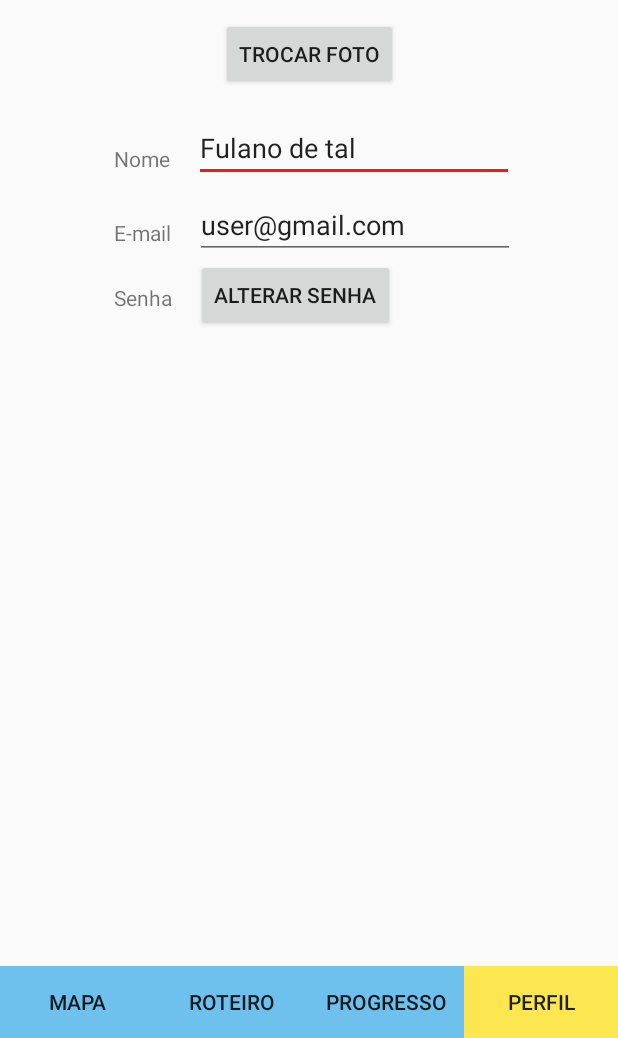
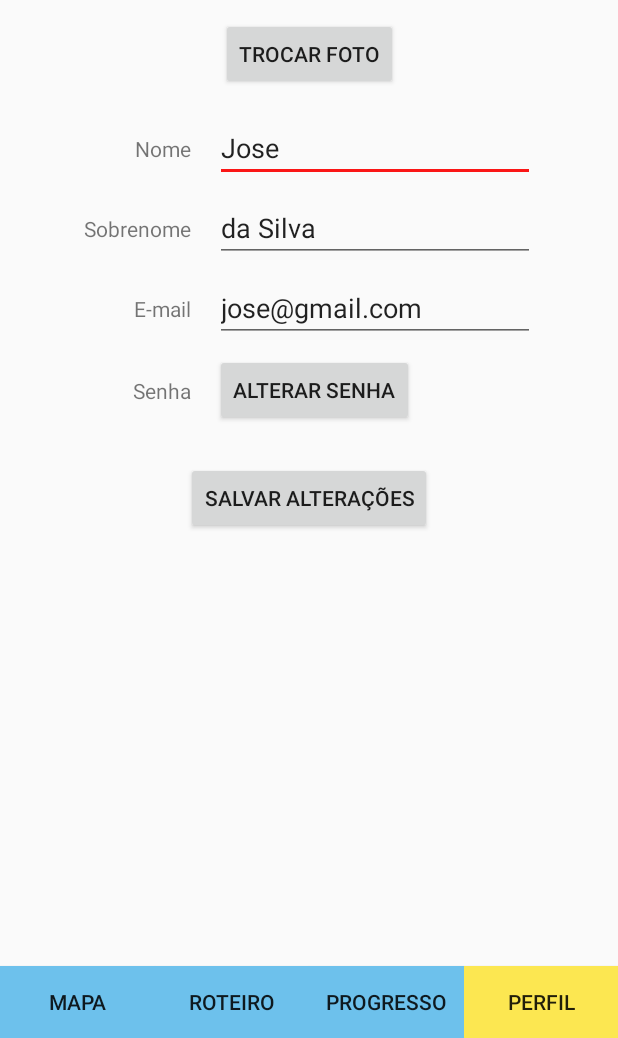
Before and after one commit to guidapp/mobile, an Android app: the UsuarioPerfil screen opened directly, with no data from a screen before it, on a phone screen of 412 x 824 dp, the part 198-1236 px from its top. Run offline under Robolectric (Android 15) with nearby library versions, the phone set to English and light mode, and no system bars.

Commit message:
Salvando e alterando usuario no SQLite

```diff
--- a/app/src/main/java/com/example/guidapp/DescricaoEvento.java
+++ b/app/src/main/java/com/example/guidapp/DescricaoEvento.java
@@ -31,7 +31,7 @@ public class DescricaoEvento extends AppCompatActivity {
         tvNome = findViewById(R.id.tvNome);
         tvAvaliacao = findViewById(R.id.tvAvaliacao);
         tvLocal = findViewById(R.id.tvLocal);
-        tvDataHora = findViewById(R.id.tvDataHora);
+        tvDataHora = findViewById(R.id.tvEmail);
         tvDescricao = findViewById(R.id.tvDescricao);
         btActionRoteiro = findViewById(R.id.btActionRoteiro);
 
--- a/app/src/main/java/com/example/guidapp/LoginUsuario.java
+++ b/app/src/main/java/com/example/guidapp/LoginUsuario.java
@@ -9,6 +9,7 @@ import android.widget.EditText;
 import android.widget.Toast;
 
 import com.example.guidapp.controllers.EventoController;
+import com.example.guidapp.controllers.UsuarioController;
 
 public class LoginUsuario extends AppCompatActivity {
 
@@ -24,6 +25,9 @@ public class LoginUsuario extends AppCompatActivity {
 
         EventoController.getInstance().repopularBanco(this);
         EventoController.getInstance().carregarDadosDoBanco(this);
+
+        UsuarioController.getInstance().repopularBanco(this);
+        UsuarioController.getInstance().carregarUsuarioDoBanco(this);
     }
 
     public void login(View v) {
--- a/app/src/main/java/com/example/guidapp/UsuarioPerfil.java
+++ b/app/src/main/java/com/example/guidapp/UsuarioPerfil.java
@@ -5,13 +5,37 @@ import androidx.appcompat.app.AppCompatActivity;
 import android.content.Intent;
 import android.os.Bundle;
 import android.view.View;
+import android.widget.Button;
+import android.widget.EditText;
+import android.widget.Toast;
+
+import com.example.guidapp.controllers.UsuarioController;
+import com.example.guidapp.model.Usuario;
 
 public class UsuarioPerfil extends AppCompatActivity {
+
+    private EditText etNome;
+    private EditText etSobrenome;
+    private EditText etEmail;
+    private Button btSalvar;
+
+    private Usuario usuarioLogado;
 
     @Override
     protected void onCreate(Bundle savedInstanceState) {
         super.onCreate(savedInstanceState);
         setContentView(R.layout.activity_usuario_perfil);
+
+        usuarioLogado = UsuarioController.getInstance().getUsuarioLogado();
+
+        etNome = findViewById(R.id.etNome);
+        etSobrenome = findViewById(R.id.etSobrenome);
+        etEmail = findViewById(R.id.etEmail);
+        btSalvar = findViewById(R.id.btSalvar);
+
+        etNome.setText(usuarioLogado.getNome());
+        etSobrenome.setText(usuarioLogado.getSobrenome());
+        etEmail.setText(usuarioLogado.getEmail());
     }
 
     public void alterarSenha (View v) {
@@ -36,4 +60,16 @@ public class UsuarioPerfil extends AppCompatActivity {
         intent.setFlags(Intent.FLAG_ACTIVITY_REORDER_TO_FRONT);
         startActivity(intent);
     }
+
+    public void atualizarUsuario (View v) {
+        String nome = etNome.getText().toString();
+        String sobrenome = etSobrenome.getText().toString();
+        String email = etEmail.getText().toString();
+
+        UsuarioController.getInstance().atualizarDados(this, nome, sobrenome, email);
+
+        // RECARREGAR A ACTIVITY ATUAL
+        finish();
+        startActivity(getIntent());
+    }
 }
--- /dev/null
+++ b/app/src/main/java/com/example/guidapp/exceptions/ConfirmacaoDeSenhaInvalidaException.java
@@ -0,0 +1,4 @@
+package com.example.guidapp.exceptions;
+
+public class ConfirmacaoDeSenhaInvalidaException extends Exception {
+}
--- /dev/null
+++ b/app/src/main/java/com/example/guidapp/exceptions/SenhaInvalidaException.java
@@ -0,0 +1,4 @@
+package com.example.guidapp.exceptions;
+
+public class SenhaInvalidaException extends Exception {
+}
--- /dev/null
+++ b/app/src/main/java/com/example/guidapp/exceptions/SenhaTamanhoInvalidoException.java
@@ -0,0 +1,4 @@
+package com.example.guidapp.exceptions;
+
+public class SenhaTamanhoInvalidoException extends Exception {
+}
--- a/app/src/main/res/layout/activity_usuario_perfil.xml
+++ b/app/src/main/res/layout/activity_usuario_perfil.xml
@@ -6,66 +6,7 @@
     android:layout_height="match_parent"
     tools:context=".UsuarioPerfil">
 
-    <EditText
-        android:id="@+id/etNomePerfil"
-        android:layout_width="wrap_content"
-        android:layout_height="wrap_content"
-        android:layout_marginStart="16dp"
-        android:layout_marginLeft="16dp"
-        android:layout_marginTop="16dp"
-        android:ems="10"
-        android:inputType="textPersonName"
-        android:text="Fulano de tal"
-        app:layout_constraintStart_toEndOf="@+id/textView"
-        app:layout_constraintTop_toBottomOf="@+id/btTrocarFoto" />
 
-    <EditText
-        android:id="@+id/etEmailPerfil"
-        android:layout_width="wrap_content"
-        android:layout_height="wrap_content"
-        android:layout_marginStart="16dp"
-        android:layout_marginLeft="16dp"
-        android:layout_marginTop="6dp"
-        android:ems="10"
-        android:inputType="textPersonName"
-        android:text="user@gmail.com"
-        app:layout_constraintStart_toEndOf="@+id/tvDataHora"
-        app:layout_constraintTop_toBottomOf="@+id/etNomePerfil" />
-
-    <TextView
-        android:id="@+id/tvDataHora"
-        android:layout_width="wrap_content"
-        android:layout_height="wrap_content"
-        android:layout_marginStart="76dp"
-        android:layout_marginLeft="76dp"
-        android:layout_marginTop="30dp"
-        android:text="E-mail"
-        app:layout_constraintStart_toStartOf="parent"
-        app:layout_constraintTop_toBottomOf="@+id/textView" />
-
-    <TextView
-        android:id="@+id/textView6"
-        android:layout_width="wrap_content"
-        android:layout_height="wrap_content"
-        android:layout_marginStart="76dp"
-        android:layout_marginLeft="76dp"
-        android:layout_marginTop="24dp"
-        android:text="Senha"
-        app:layout_constraintStart_toStartOf="parent"
-        app:layout_constraintTop_toBottomOf="@+id/tvDataHora" />
-
-    <TextView
-        android:id="@+id/textView"
-        android:layout_width="wrap_content"
-        android:layout_height="wrap_content"
-        android:layout_marginStart="76dp"
-        android:layout_marginLeft="76dp"
-        android:layout_marginTop="228dp"
-        android:layout_marginBottom="30dp"
-        android:text="Nome"
-        app:layout_constraintBottom_toTopOf="@+id/tvDataHora"
-        app:layout_constraintStart_toStartOf="parent"
-        app:layout_constraintTop_toTopOf="parent" />
 
     <ImageView
         android:id="@+id/ivFotoPerfil"
@@ -77,17 +18,6 @@
         app:layout_constraintStart_toStartOf="parent"
         app:layout_constraintTop_toTopOf="parent"
         app:srcCompat="@mipmap/ic_launcher_round" />
-
-    <Button
-        android:id="@+id/btAlterarSenha"
-        android:layout_width="wrap_content"
-        android:layout_height="wrap_content"
-        android:layout_marginStart="16dp"
-        android:layout_marginLeft="16dp"
-        android:onClick="alterarSenha"
-        android:text="Alterar senha"
-        app:layout_constraintStart_toEndOf="@+id/textView6"
-        app:layout_constraintTop_toBottomOf="@+id/etEmailPerfil" />
 
     <Button
         android:id="@+id/btTrocarFoto"
@@ -142,4 +72,112 @@
         app:layout_constraintEnd_toEndOf="parent"
         app:layout_constraintStart_toEndOf="@id/btNavProgresso" />
 
+    <Button
+        android:id="@+id/btSalvar"
+        android:layout_width="wrap_content"
+        android:layout_height="wrap_content"
+        android:layout_marginTop="24dp"
+        android:onClick="atualizarUsuario"
+        android:text="Salvar alterações"
+        app:layout_constraintEnd_toEndOf="parent"
+        app:layout_constraintStart_toStartOf="parent"
+        app:layout_constraintTop_toBottomOf="@+id/constraintLayout" />
+
+    <androidx.constraintlayout.widget.ConstraintLayout
+        android:id="@+id/constraintLayout"
+        android:layout_width="wrap_content"
+        android:layout_height="wrap_content"
+        android:layout_marginTop="16dp"
+        app:layout_constraintEnd_toEndOf="parent"
+        app:layout_constraintStart_toStartOf="parent"
+        app:layout_constraintTop_toBottomOf="@+id/btTrocarFoto">
+
+        <EditText
+            android:id="@+id/etNome"
+            android:layout_width="wrap_content"
+            android:layout_height="wrap_content"
+            android:ems="10"
+            android:hint="Nome"
+            android:inputType="textPersonName"
+            app:layout_constraintEnd_toEndOf="parent"
+            app:layout_constraintTop_toTopOf="parent" />
+
+        <EditText
+            android:id="@+id/etEmail"
+            android:layout_width="wrap_content"
+            android:layout_height="wrap_content"
+            android:layout_marginTop="8dp"
+            android:ems="10"
+            android:hint="E-mail"
+            android:inputType="textPersonName"
+            app:layout_constraintStart_toStartOf="@+id/etNome"
+            app:layout_constraintTop_toBottomOf="@+id/etSobrenome" />
+
+        <EditText
+            android:id="@+id/etSobrenome"
+            android:layout_width="wrap_content"
+            android:layout_height="wrap_content"
+            android:layout_marginTop="8dp"
+            android:ems="10"
+            android:hint="Sobrenome"
+            android:inputType="textPersonName"
+            app:layout_constraintStart_toStartOf="@+id/etNome"
+            app:layout_constraintTop_toBottomOf="@+id/etNome" />
+
+        <TextView
+            android:id="@+id/tvEmail"
+            android:layout_width="wrap_content"
+            android:layout_height="wrap_content"
+            android:layout_marginEnd="16dp"
+            android:layout_marginRight="16dp"
+            android:text="E-mail"
+            app:layout_constraintBottom_toBottomOf="@+id/etEmail"
+            app:layout_constraintEnd_toStartOf="@+id/etEmail"
+            app:layout_constraintTop_toTopOf="@+id/etEmail" />
+
+        <TextView
+            android:id="@+id/tvSenha"
+            android:layout_width="wrap_content"
+            android:layout_height="wrap_content"
+            android:layout_marginEnd="16dp"
+            android:layout_marginRight="16dp"
+            android:text="Senha"
+            app:layout_constraintBottom_toBottomOf="@+id/btAlterarSenha"
+            app:layout_constraintEnd_toStartOf="@+id/btAlterarSenha"
+            app:layout_constraintTop_toTopOf="@+id/btAlterarSenha" />
+
+        <TextView
+            android:id="@+id/tvNome"
+            android:layout_width="wrap_content"
+            android:layout_height="wrap_content"
+            android:layout_marginEnd="16dp"
+            android:layout_marginRight="16dp"
+            android:text="Nome"
+            app:layout_constraintBottom_toBottomOf="@+id/etNome"
+            app:layout_constraintEnd_toStartOf="@+id/etNome"
+            app:layout_constraintTop_toTopOf="@+id/etNome" />
+
+        <TextView
+            android:id="@+id/tvSobrenome"
+            android:layout_width="wrap_content"
+            android:layout_height="wrap_content"
+            android:layout_marginEnd="16dp"
+            android:layout_marginRight="16dp"
+            android:text="Sobrenome"
+            app:layout_constraintBottom_toBottomOf="@+id/etSobrenome"
+            app:layout_constraintEnd_toStartOf="@+id/etSobrenome"
+            app:layout_constraintTop_toTopOf="@+id/etSobrenome" />
+
+        <Button
+            android:id="@+id/btAlterarSenha"
+            android:layout_width="wrap_content"
+            android:layout_height="wrap_content"
+            android:layout_marginTop="8dp"
+            android:onClick="alterarSenha"
+            android:text="Alterar senha"
+            app:layout_constraintStart_toStartOf="@+id/etNome"
+            app:layout_constraintTop_toBottomOf="@+id/etEmail" />
+
+    </androidx.constraintlayout.widget.ConstraintLayout>
+
 </androidx.constraintlayout.widget.ConstraintLayout>
```
Also changed, not shown: app/src/main/java/com/example/guidapp/AlteraSenhaUsuario.java (+34 -4 lines), app/src/main/java/com/example/guidapp/controllers/UsuarioController.java (added, +82 -0 lines), app/src/main/java/com/example/guidapp/database/UsuarioDatabase.java (added, +143 -0 lines), app/src/main/java/com/example/guidapp/model/Usuario.java (added, +101 -0 lines), app/src/main/res/layout/activity_altera_senha_usuario.xml (+52 -29 lines), app/src/main/res/layout/activity_descricao_evento.xml (+4 -4 lines).
